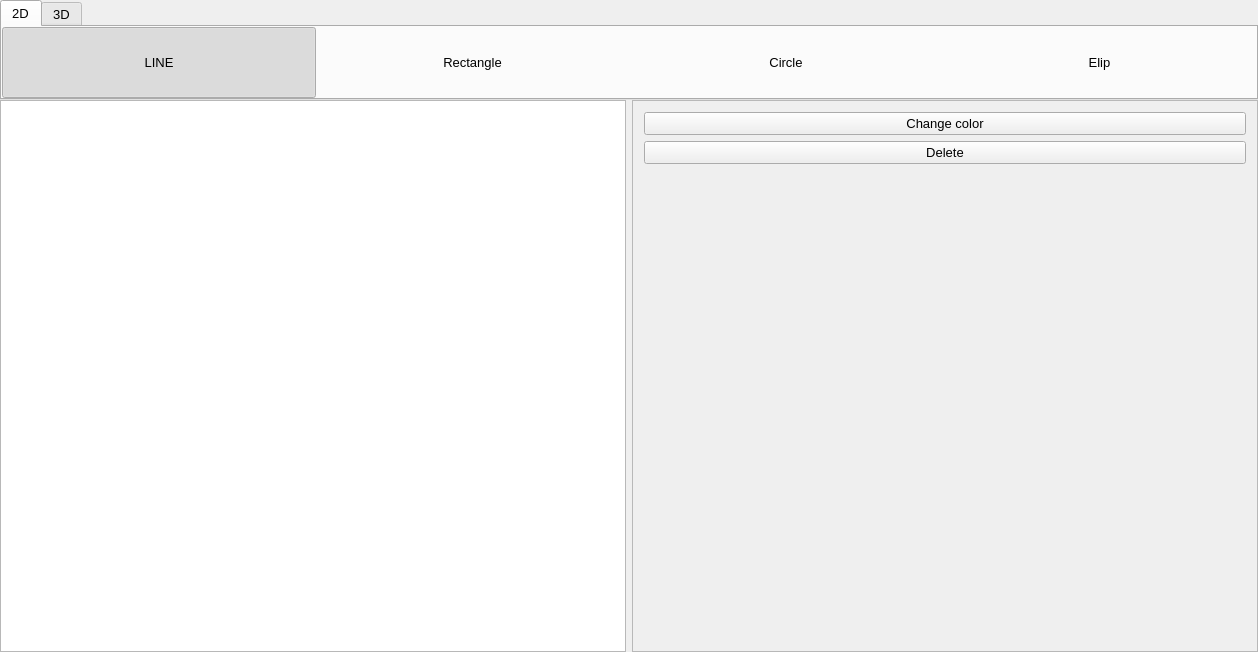
The window that window.ui (giahuyng98/computer-graphics) describes before a commit, drawn with Qt 5.
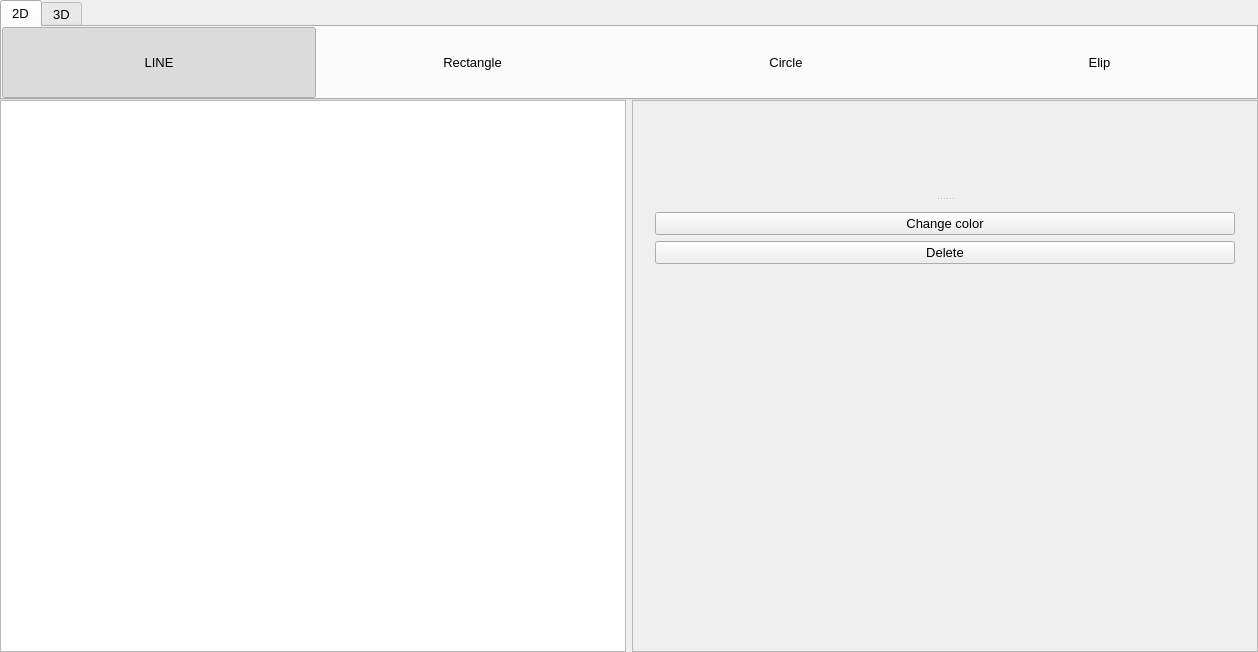
The same window after the commit.

Patch:
```diff
--- a/window.ui
+++ b/window.ui
@@ -305,10 +305,17 @@
         <property name="frameShadow">
          <enum>QFrame::Raised</enum>
         </property>
-        <layout class="QVBoxLayout" name="verticalLayout_2">
+        <layout class="QVBoxLayout" name="verticalLayout_3">
          <item>
+          <widget class="QSplitter" name="splitter">
+           <property name="orientation">
+            <enum>Qt::Vertical</enum>
+           </property>
+           <widget class="QWidget" name="">
           <layout class="QVBoxLayout" name="infoLayout"/>
-         </item>
+           </widget>
+           <widget class="QWidget" name="">
+            <layout class="QVBoxLayout" name="verticalLayout_2">
          <item>
           <widget class="QPushButton" name="changeColorBtn">
            <property name="text">
@@ -335,6 +342,10 @@
             </size>
            </property>
           </spacer>
+             </item>
+            </layout>
+           </widget>
+          </widget>
          </item>
         </layout>
        </widget>
```
Lines whose indentation alone changed are shown as unchanged.
